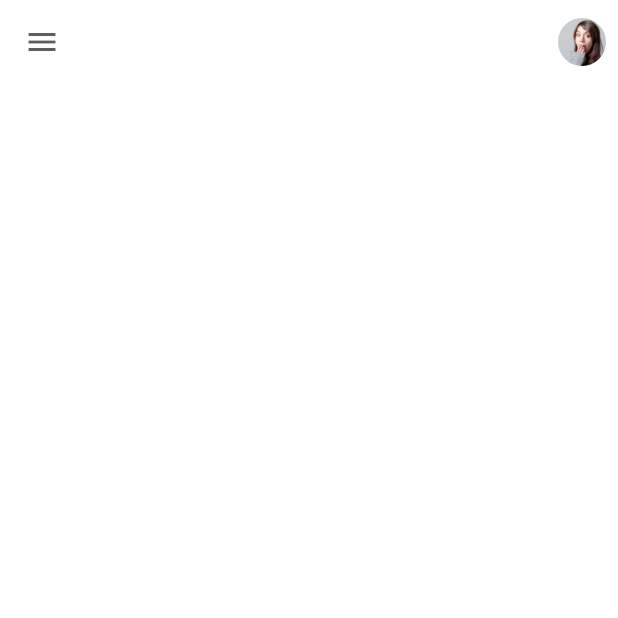
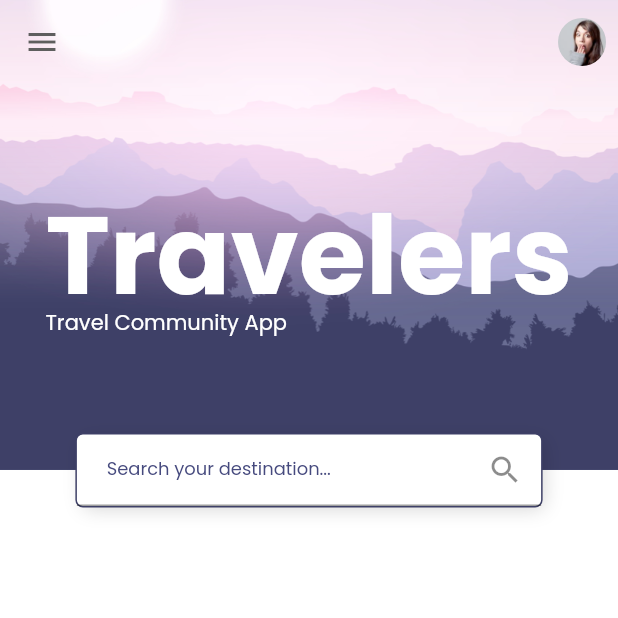
Before and after one commit to ijaewon/Travel_App, a Flutter app: the screen it shows after launch, on a phone screen of 412 x 824 dp, the top half of it. Run offline on Flutter 3.47's test engine with Material 2 defaults, Android fonts, the phone set to English and light mode, and no system bars; our stand-ins replace google_fonts.

Commit message:
HomeHeader and SearchField done

```diff
--- a/lib/screens/home/components/body.dart
+++ b/lib/screens/home/components/body.dart
@@ -0,0 +1,16 @@
+import 'package:flutter/material.dart';
+import 'package:travel/screens/home/components/home_header.dart';
+
+class Body extends StatelessWidget {
+  @override
+  Widget build(BuildContext context) {
+    return SingleChildScrollView(
+      clipBehavior: Clip.none,
+      child: Column(
+        children: [
+          HomeHeader(),
+        ],
+      ),
+    );
+  }
+}
--- /dev/null
+++ b/lib/screens/home/components/home_header.dart
@@ -0,0 +1,45 @@
+import 'package:flutter/material.dart';
+import 'package:travel/size_config.dart';
+import 'search_field.dart';
+
+class HomeHeader extends StatelessWidget {
+  const HomeHeader({
+    Key key,
+  }) : super(key: key);
+
+  @override
+  Widget build(BuildContext context) {
+    return Stack(
+      overflow: Overflow.visible,
+      alignment: Alignment.center,
+      children: [
+        Image.asset("assets/images/home_bg.png",
+            height: getProportionateScreenWidth(315), fit: BoxFit.cover),
+        Column(
+          crossAxisAlignment: CrossAxisAlignment.start,
+          children: [
+            SizedBox(
+              height: getProportionateScreenHeight(80),
+            ),
+            Text(
+              "Travelers",
+              style: TextStyle(
+                  fontSize: getProportionateScreenWidth(73),
+                  fontWeight: FontWeight.bold,
+                  color: Colors.white,
+                  height: 0.5),
+            ),
+            Text(
+              'Travel Community App',
+              style: TextStyle(color: Colors.white),
+            )
+          ],
+        ),
+        Positioned(
+          bottom: getProportionateScreenWidth(-25),
+          child: SearchField(),
+        )
+      ],
+    );
+  }
+}
--- /dev/null
+++ b/lib/screens/home/components/search_field.dart
@@ -0,0 +1,43 @@
+import 'package:flutter/material.dart';
+import 'package:travel/constants.dart';
+import 'package:travel/size_config.dart';
+
+class SearchField extends StatelessWidget {
+  const SearchField({
+    Key key,
+  }) : super(key: key);
+
+  @override
+  Widget build(BuildContext context) {
+    return Container(
+      width: getProportionateScreenWidth(313),
+      height: getProportionateScreenWidth(50),
+      decoration: BoxDecoration(
+        color: Colors.white,
+        borderRadius: BorderRadius.circular(5),
+        border: Border.all(color: Color(0xFF3E4067)),
+        boxShadow: [
+          BoxShadow(
+            offset: Offset(3, 3),
+            blurRadius: 10,
+            color: Colors.black.withOpacity(0.16),
+            spreadRadius: -2,
+          )
+        ],
+      ),
+      child: TextField(
+        onChanged: (value) {},
+        decoration: InputDecoration(
+            hintText: "Search your destination...",
+            hintStyle: TextStyle(
+                fontSize: getProportionateScreenWidth(12),
+                color: Color(0xFF464A7E)),
+            suffixIcon: Icon(Icons.search),
+            contentPadding: EdgeInsets.symmetric(
+              horizontal: getProportionateScreenWidth(kDefaultPadding),
+              vertical: getProportionateScreenHeight(kDefaultPadding / 2),
+            )),
+      ),
+    );
+  }
+}
--- a/lib/screens/home/home_screen.dart
+++ b/lib/screens/home/home_screen.dart
@@ -1,11 +1,17 @@
 import 'package:flutter/material.dart';
 import 'package:travel/constants.dart';
+import 'package:travel/screens/home/components/body.dart';
+import 'package:travel/size_config.dart';
 
 class HomeScreen extends StatelessWidget {
   @override
   Widget build(BuildContext context) {
+    SizeConfig().init(context);
+    // You have to call SizeConfig on your starting page
     return Scaffold(
+      extendBodyBehindAppBar: true,
       appBar: buildAppBar(),
+      body: Body(),
     );
   }
 
```
